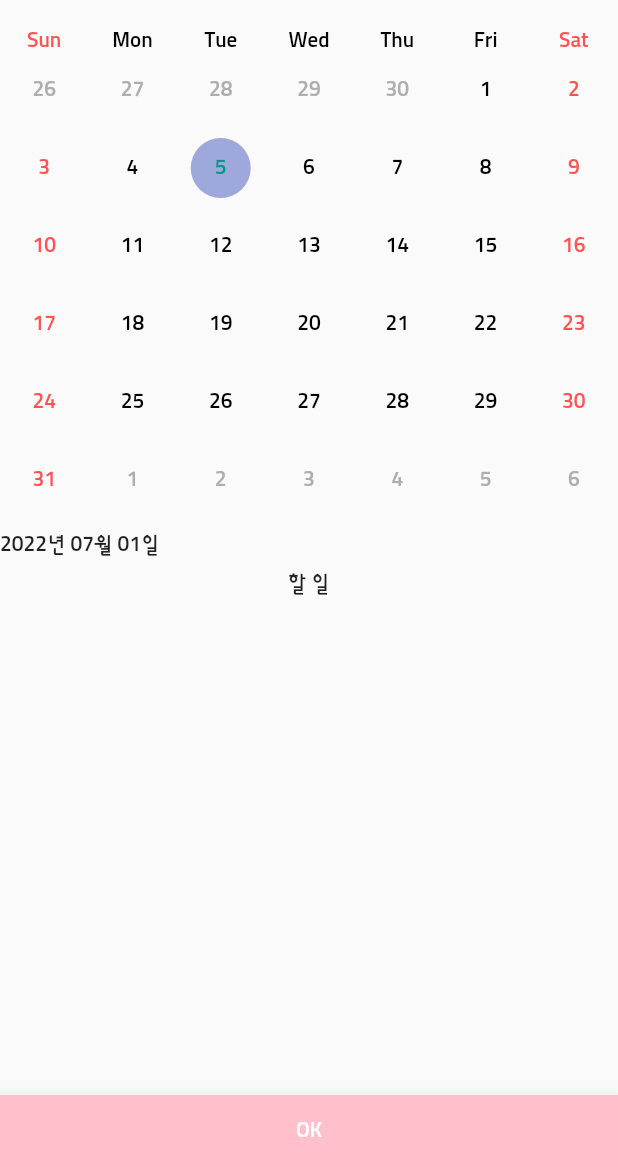
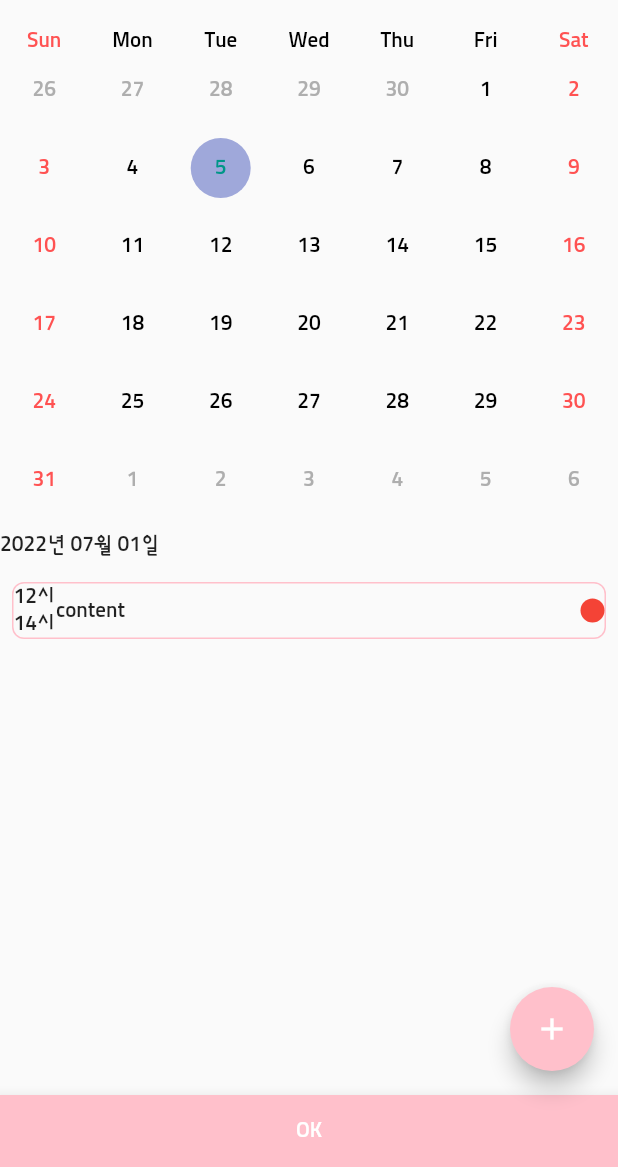
Before and after one commit to cys0926/amugeona, a Flutter app: the CalendarPage screen opened directly, on a phone screen of 412 x 824 dp, the part 69-1236 px from its top. Run offline on Flutter 3.47's test engine with Material 2 defaults, Android fonts, the phone set to English and light mode, and no system bars; drawn by our look-alikes of table_calendar; our stand-ins replace firebase_core, fluttertoast, get, shared_preferences; missing offline and left inert: flutter_rounded_date_picker; accounts and stored records are empty.

Commit message:
05-first

```diff
--- /dev/null
+++ b/lib/component/schedule_bottom_sheet.dart
@@ -0,0 +1,18 @@
+import 'dart:async';
+
+import 'package:flutter/material.dart';
+import 'package:shared_preferences/shared_preferences.dart';
+
+class ScheduleBottomSheet extends StatefulWidget {
+  const ScheduleBottomSheet({Key? key}) : super(key: key);
+
+  @override
+  State<ScheduleBottomSheet> createState() => _ScheduleBottomSheetState();
+}
+
+class _ScheduleBottomSheetState extends State<ScheduleBottomSheet> {
+  @override
+  Widget build(BuildContext context) {
+    return GestureDetector();
+  }
+}
--- /dev/null
+++ b/lib/component/schedule_card.dart
@@ -0,0 +1,79 @@
+import 'package:flutter/material.dart';
+import 'package:flutter/foundation.dart';
+import 'package:amugeona/const/colors.dart';
+
+class ScheduleCard extends StatelessWidget {
+  const ScheduleCard({Key? key}) : super(key: key);
+
+  @override
+  Widget build(BuildContext context) {
+    return Padding(
+      padding: const EdgeInsets.all(8.0),
+      child: Container(
+        decoration: BoxDecoration(
+          border: Border.all(
+            width: 1.0,
+            color: PRIMARY_COLOR,
+          ),
+          borderRadius: BorderRadius.circular(
+            (8.0),
+          ),
+        ),
+        child: IntrinsicHeight(
+          child: Row(
+            children: [
+              _Time(),
+              SizedBox(height: 8.0),
+              _Content(),
+              SizedBox(height: 8.0),
+              _Category(),
+            ],
+          ),
+        ),
+      ),
+    );
+  }
+}
+
+class _Time extends StatelessWidget {
+  const _Time({Key? key}) : super(key: key);
+
+  @override
+  Widget build(BuildContext context) {
+    return Column(
+      children: [
+        Text('12시'),
+        Text('14시'),
+      ],
+    );
+  }
+}
+
+class _Content extends StatelessWidget {
+  const _Content({Key? key}) : super(key: key);
+
+  @override
+  Widget build(BuildContext context) {
+    return Expanded(
+      child: Text(
+        'content',
+      ),
+    );
+  }
+}
+
+class _Category extends StatelessWidget {
+  const _Category({Key? key}) : super(key: key);
+
+  @override
+  Widget build(BuildContext context) {
+    return Container(
+      decoration: BoxDecoration(
+        color: Colors.red,
+        shape: BoxShape.circle,
+      ),
+      width: 16.0,
+      height: 16.0,
+    );
+  }
+}
--- a/lib/calendar_scheduler/calendar_page.dart
+++ b/lib/screen/calendar_screen.dart
@@ -1,6 +1,9 @@
+import 'package:amugeona/component/schedule_bottom_sheet.dart';
+import 'package:amugeona/component/schedule_card.dart';
 import 'package:amugeona/component/today_banner.dart';
 import 'package:amugeona/const/colors.dart';
 import 'package:flutter/material.dart';
+import 'package:get/get.dart';
 
 import '../component/calender.dart';
 
@@ -15,6 +18,7 @@ class _CalendarPageState extends State<CalendarPage> {
   @override
   Widget build(BuildContext context) {
     return Scaffold(
+      floatingActionButton: renderFloatingActionButton(),
       bottomNavigationBar: BottomAppBar(
         color: PRIMARY_COLOR,
         child: TextButton(
@@ -32,7 +36,7 @@ class _CalendarPageState extends State<CalendarPage> {
             SizedBox(height: 8.0),
             TodayBanner(),
             SizedBox(height: 8.0),
-            ScheduleList(),
+            _ScheduleList(),
           ],
         ),
       ),
@@ -44,12 +48,41 @@ class _CalendarPageState extends State<CalendarPage> {
   }
 }
 
-class ScheduleList extends StatelessWidget {
-  const ScheduleList({Key? key}) : super(key: key);
+FloatingActionButton renderFloatingActionButton() {
+  return FloatingActionButton(
+    onPressed: () {
+      showModalBottomSheet(
+        context: context,
+        isScrollControlled: true,
+        builder: (_) {
+          return ScheduleBottomSheet();
+        },
+      );
+    },
+    backgroundColor: PRIMARY_COLOR,
+    child: (Icon(
+      Icons.add,
+    )),
+  );
+}
+
+
+
+class _ScheduleList extends StatelessWidget {
+  const _ScheduleList({Key? key}) : super(key: key);
 
   @override
   Widget build(BuildContext context) {
-    return Container(child: Text('할 일'),
+    return GestureDetector(
+      onTap: () {
+        showModalBottomSheet(
+          context: context,
+          builder: (_) {
+            return ScheduleBottomSheet();
+          },
+        );
+      },
+      child: ScheduleCard(),
     );
   }
 }
--- a/lib/screen/home_screen.dart
+++ b/lib/screen/home_screen.dart
@@ -4,7 +4,7 @@ import 'package:flutter/material.dart';
 import 'package:flutter_rounded_date_picker/flutter_rounded_date_picker.dart';
 import 'package:fluttertoast/fluttertoast.dart';
 import 'package:get/get.dart';
-import '../calendar_scheduler/calendar_page.dart';
+import 'calendar_screen.dart';
 
 class HomeScreen extends StatefulWidget {
   const HomeScreen({
```
Also changed, not shown: pubspec.yaml (+6 -1 lines), pubspec.lock.
